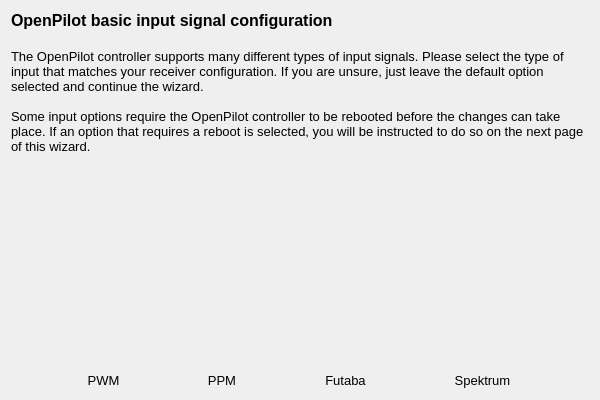
openpilot/OpenPilot, file ground/openpilotgcs/src/plugins/setupwizard/pages/inputpage.ui: the form before one commit.
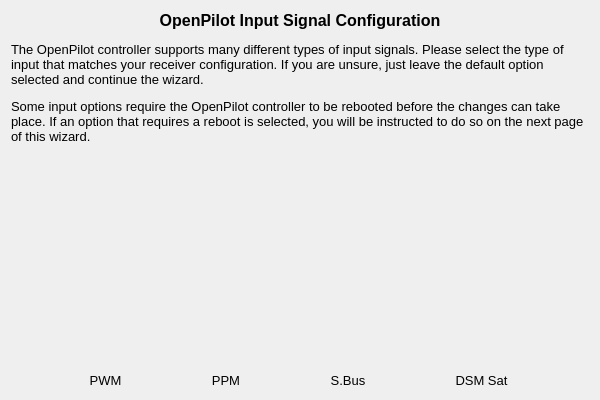
The form after the commit. Icons and pictures are not drawn.

Commit message:
Merge remote-tracking branch 'origin/next' into filnet/OP-802_video
Conflicts:
	make/tools.mk

```diff
--- a/ground/openpilotgcs/src/plugins/setupwizard/pages/inputpage.ui
+++ b/ground/openpilotgcs/src/plugins/setupwizard/pages/inputpage.ui
@@ -23,12 +23,10 @@
       <string>&lt;!DOCTYPE HTML PUBLIC &quot;-//W3C//DTD HTML 4.0//EN&quot; &quot;http://www.w3.org/TR/REC-html40/strict.dtd&quot;&gt;
 &lt;html&gt;&lt;head&gt;&lt;meta name=&quot;qrichtext&quot; content=&quot;1&quot; /&gt;&lt;style type=&quot;text/css&quot;&gt;
 p, li { white-space: pre-wrap; }
-&lt;/style&gt;&lt;/head&gt;&lt;body style=&quot; font-family:'MS Shell Dlg 2'; font-size:8pt; font-weight:400; font-style:normal;&quot;&gt;
-&lt;p style=&quot; margin-top:0px; margin-bottom:0px; margin-left:0px; margin-right:0px; -qt-block-indent:0; text-indent:0px;&quot;&gt;&lt;span style=&quot; font-size:12pt; font-weight:600;&quot;&gt;OpenPilot basic input signal configuration&lt;/span&gt;&lt;/p&gt;
-&lt;p style=&quot;-qt-paragraph-type:empty; margin-top:0px; margin-bottom:0px; margin-left:0px; margin-right:0px; -qt-block-indent:0; text-indent:0px; font-size:12pt; font-weight:600;&quot;&gt;&lt;br /&gt;&lt;/p&gt;
-&lt;p style=&quot; margin-top:0px; margin-bottom:0px; margin-left:0px; margin-right:0px; -qt-block-indent:0; text-indent:0px;&quot;&gt;&lt;span style=&quot; font-size:10pt;&quot;&gt;The OpenPilot controller supports many different types of input signals. Please select the type of input that matches your receiver configuration. If you are unsure, just leave the default option selected and continue the wizard.&lt;/span&gt;&lt;/p&gt;
-&lt;p style=&quot;-qt-paragraph-type:empty; margin-top:0px; margin-bottom:0px; margin-left:0px; margin-right:0px; -qt-block-indent:0; text-indent:0px; font-size:10pt;&quot;&gt;&lt;br /&gt;&lt;/p&gt;
-&lt;p style=&quot; margin-top:0px; margin-bottom:0px; margin-left:0px; margin-right:0px; -qt-block-indent:0; text-indent:0px;&quot;&gt;&lt;span style=&quot; font-size:10pt;&quot;&gt;Some input options require the OpenPilot controller to be rebooted before the changes can take place. If an option that requires a reboot is selected, you will be instructed to do so on the next page of this wizard.&lt;/span&gt;&lt;/p&gt;&lt;/body&gt;&lt;/html&gt;</string>
+&lt;/style&gt;&lt;/head&gt;&lt;body style=&quot; font-family:'Cantarell'; font-size:11pt; font-weight:400; font-style:normal;&quot;&gt;
+&lt;p align=&quot;center&quot; style=&quot; margin-top:12px; margin-bottom:12px; margin-left:0px; margin-right:0px; -qt-block-indent:0; text-indent:0px;&quot;&gt;&lt;span style=&quot; font-family:'MS Shell Dlg 2'; font-size:12pt; font-weight:600;&quot;&gt;OpenPilot Input Signal Configuration&lt;/span&gt;&lt;/p&gt;
+&lt;p style=&quot; margin-top:12px; margin-bottom:12px; margin-left:0px; margin-right:0px; -qt-block-indent:0; text-indent:0px;&quot;&gt;&lt;span style=&quot; font-family:'MS Shell Dlg 2'; font-size:10pt;&quot;&gt;The OpenPilot controller supports many different types of input signals. Please select the type of input that matches your receiver configuration. If you are unsure, just leave the default option selected and continue the wizard.&lt;/span&gt;&lt;/p&gt;
+&lt;p style=&quot; margin-top:12px; margin-bottom:12px; margin-left:0px; margin-right:0px; -qt-block-indent:0; text-indent:0px;&quot;&gt;&lt;span style=&quot; font-family:'MS Shell Dlg 2'; font-size:10pt;&quot;&gt;Some input options require the OpenPilot controller to be rebooted before the changes can take place. If an option that requires a reboot is selected, you will be instructed to do so on the next page of this wizard.&lt;/span&gt;&lt;/p&gt;&lt;/body&gt;&lt;/html&gt;</string>
      </property>
      <property name="alignment">
       <set>Qt::AlignLeading|Qt::AlignLeft|Qt::AlignTop</set>
@@ -152,7 +150,7 @@
         <string notr="true">QToolButton { border: none }</string>
        </property>
        <property name="text">
-        <string>Futaba</string>
+        <string>S.Bus</string>
        </property>
        <property name="icon">
         <iconset resource="../wizardResources.qrc">
@@ -193,7 +191,7 @@
         <string notr="true">QToolButton { border: none }</string>
        </property>
        <property name="text">
-        <string>Spektrum</string>
+        <string>DSM Sat</string>
        </property>
        <property name="icon">
         <iconset resource="../wizardResources.qrc">
```
The commit also changes 1967 other files.
